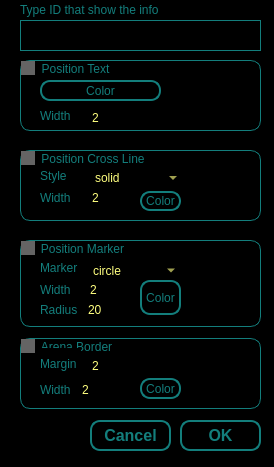
First picture: the form in viewers/phero_bg_info_setting.ui, repository XuelongSun/VColCOSP_GUI, before the edit.
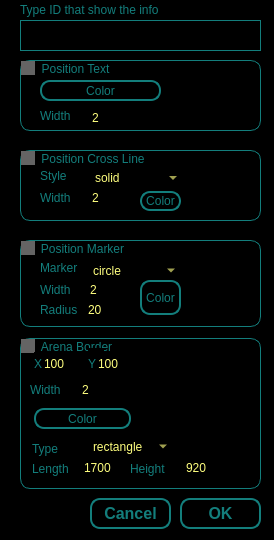
Second picture: the form after the edit.

What changed in the file:
```diff
--- a/viewers/phero_bg_info_setting.ui
+++ b/viewers/phero_bg_info_setting.ui
@@ -7,7 +7,7 @@
     <x>0</x>
     <y>0</y>
     <width>274</width>
-    <height>467</height>
+    <height>540</height>
    </rect>
   </property>
   <property name="windowTitle">
@@ -453,7 +453,7 @@
    <property name="geometry">
     <rect>
      <x>180</x>
-     <y>420</y>
+     <y>498</y>
      <width>81</width>
      <height>31</height>
     </rect>
@@ -478,7 +478,7 @@
    <property name="geometry">
     <rect>
      <x>90</x>
-     <y>420</y>
+     <y>498</y>
      <width>81</width>
      <height>31</height>
     </rect>
@@ -540,7 +540,7 @@
      <x>20</x>
      <y>338</y>
      <width>241</width>
-     <height>71</height>
+     <height>151</height>
     </rect>
    </property>
    <property name="styleSheet">
@@ -569,9 +569,9 @@
    <widget class="QPushButton" name="pb_arena_border_color">
     <property name="geometry">
      <rect>
-      <x>120</x>
-      <y>40</y>
-      <width>41</width>
+      <x>14</x>
+      <y>70</y>
+      <width>97</width>
       <height>21</height>
      </rect>
     </property>
@@ -586,10 +586,10 @@
    <widget class="QLabel" name="lv_arena_border">
     <property name="geometry">
      <rect>
-      <x>180</x>
+      <x>140</x>
       <y>10</y>
-      <width>51</width>
-      <height>51</height>
+      <width>91</width>
+      <height>81</height>
      </rect>
     </property>
     <property name="text">
@@ -599,7 +599,7 @@
    <widget class="QLabel" name="label_20">
     <property name="geometry">
      <rect>
-      <x>20</x>
+      <x>10</x>
       <y>41</y>
       <width>41</width>
       <height>21</height>
@@ -636,22 +636,185 @@
    <widget class="QLabel" name="label_21">
     <property name="geometry">
      <rect>
-      <x>20</x>
+      <x>14</x>
+      <y>14</y>
+      <width>16</width>
+      <height>23</height>
+     </rect>
+    </property>
+    <property name="text">
+     <string>X</string>
+    </property>
+   </widget>
+   <widget class="QSpinBox" name="sb_arena_border_x">
+    <property name="geometry">
+     <rect>
+      <x>22</x>
+      <y>18</y>
+      <width>51</width>
+      <height>16</height>
+     </rect>
+    </property>
+    <property name="styleSheet">
+     <string notr="true">border: 2px soild rgb(19, 126, 124);
+color: rgb(255, 255, 127);
+</string>
+    </property>
+    <property name="maximum">
+     <number>999999</number>
+    </property>
+    <property name="value">
+     <number>100</number>
+    </property>
+    <property name="displayIntegerBase">
+     <number>10</number>
+    </property>
+   </widget>
+   <widget class="QLabel" name="label_22">
+    <property name="geometry">
+     <rect>
+      <x>12</x>
+      <y>120</y>
+      <width>41</width>
+      <height>21</height>
+     </rect>
+    </property>
+    <property name="text">
+     <string>Length</string>
+    </property>
+   </widget>
+   <widget class="QComboBox" name="cb_border_type">
+    <property name="geometry">
+     <rect>
+      <x>68</x>
+      <y>98</y>
+      <width>83</width>
+      <height>21</height>
+     </rect>
+    </property>
+    <property name="styleSheet">
+     <string notr="true">border: 2px soild rgb(19, 126, 124);
+color: rgb(255, 255, 127);
+</string>
+    </property>
+    <property name="currentIndex">
+     <number>0</number>
+    </property>
+    <item>
+     <property name="text">
+      <string>rectangle</string>
+     </property>
+    </item>
+    <item>
+     <property name="text">
+      <string>circle</string>
+     </property>
+    </item>
+    <item>
+     <property name="text">
+      <string>triangle</string>
+     </property>
+    </item>
+   </widget>
+   <widget class="QLabel" name="label_23">
+    <property name="geometry">
+     <rect>
+      <x>12</x>
+      <y>100</y>
+      <width>41</width>
+      <height>21</height>
+     </rect>
+    </property>
+    <property name="text">
+     <string>Type</string>
+    </property>
+   </widget>
+   <widget class="QSpinBox" name="sb_arena_border_p1">
+    <property name="geometry">
+     <rect>
+      <x>62</x>
+      <y>122</y>
+      <width>47</width>
+      <height>16</height>
+     </rect>
+    </property>
+    <property name="styleSheet">
+     <string notr="true">border: 2px soild rgb(19, 126, 124);
+color: rgb(255, 255, 127);
+</string>
+    </property>
+    <property name="minimum">
+     <number>10</number>
+    </property>
+    <property name="maximum">
+     <number>999999</number>
+    </property>
+    <property name="value">
+     <number>1700</number>
+    </property>
+    <property name="displayIntegerBase">
+     <number>10</number>
+    </property>
+   </widget>
+   <widget class="QLabel" name="label_24">
+    <property name="geometry">
+     <rect>
+      <x>110</x>
+      <y>120</y>
+      <width>41</width>
+      <height>21</height>
+     </rect>
+    </property>
+    <property name="text">
+     <string>Height</string>
+    </property>
+   </widget>
+   <widget class="QSpinBox" name="sb_arena_border_p2">
+    <property name="geometry">
+     <rect>
+      <x>164</x>
+      <y>122</y>
+      <width>47</width>
+      <height>16</height>
+     </rect>
+    </property>
+    <property name="styleSheet">
+     <string notr="true">border: 2px soild rgb(19, 126, 124);
+color: rgb(255, 255, 127);
+</string>
+    </property>
+    <property name="minimum">
+     <number>10</number>
+    </property>
+    <property name="maximum">
+     <number>9999</number>
+    </property>
+    <property name="value">
+     <number>920</number>
+    </property>
+    <property name="displayIntegerBase">
+     <number>10</number>
+    </property>
+   </widget>
+   <widget class="QLabel" name="label_25">
+    <property name="geometry">
+     <rect>
+      <x>68</x>
       <y>10</y>
-      <width>41</width>
+      <width>16</width>
       <height>31</height>
      </rect>
     </property>
     <property name="text">
-     <string>Margin</string>
+     <string>Y</string>
     </property>
    </widget>
    <widget class="QSpinBox" name="sb_arena_border_margin">
     <property name="geometry">
      <rect>
-      <x>70</x>
-      <y>20</y>
-      <width>91</width>
+      <x>76</x>
+      <y>18</y>
+      <width>51</width>
       <height>16</height>
      </rect>
     </property>
@@ -661,10 +824,13 @@
 </string>
     </property>
     <property name="maximum">
-     <number>100</number>
+     <number>999999</number>
+    </property>
+    <property name="singleStep">
+     <number>1</number>
     </property>
     <property name="value">
-     <number>2</number>
+     <number>100</number>
     </property>
     <property name="displayIntegerBase">
      <number>10</number>
```
Left out of the diff: 19 changed lines with no effect on the pictures.
